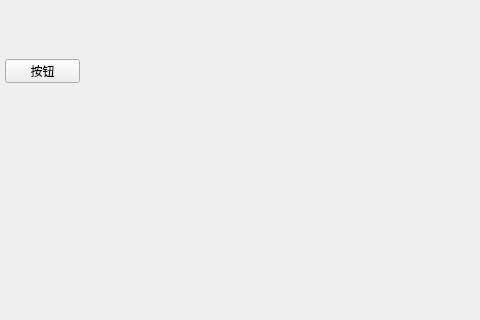
The window that try/new1_7_events/Sources/Forms/mainwindow.ui (youjun2160/Qt_clion) describes before a commit, drawn with Qt 5; both pictures show x 95 to 575 and y 271 to 591 of the 672 by 591 pixel window.
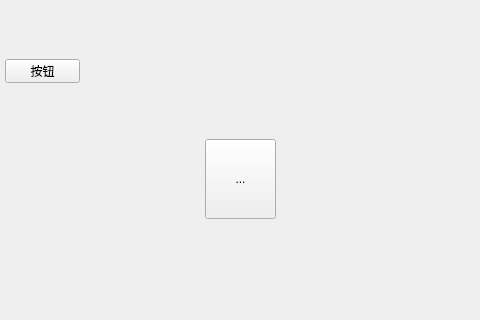
The same window after the commit.

```diff
--- a/try/new1_7_events/Sources/Forms/mainwindow.ui
+++ b/try/new1_7_events/Sources/Forms/mainwindow.ui
@@ -39,6 +39,37 @@
     <string>按钮</string>
    </property>
   </widget>
+  <widget class="QToolButton" name="toolButton">
+   <property name="geometry">
+    <rect>
+     <x>300</x>
+     <y>410</y>
+     <width>71</width>
+     <height>80</height>
+    </rect>
+   </property>
+   <property name="minimumSize">
+    <size>
+     <width>71</width>
+     <height>80</height>
+    </size>
+   </property>
+   <property name="maximumSize">
+    <size>
+     <width>71</width>
+     <height>80</height>
+    </size>
+   </property>
+   <property name="text">
+    <string>...</string>
+   </property>
+   <property name="iconSize">
+    <size>
+     <width>71</width>
+     <height>80</height>
+    </size>
+   </property>
+  </widget>
  </widget>
  <resources/>
  <connections/>
```
